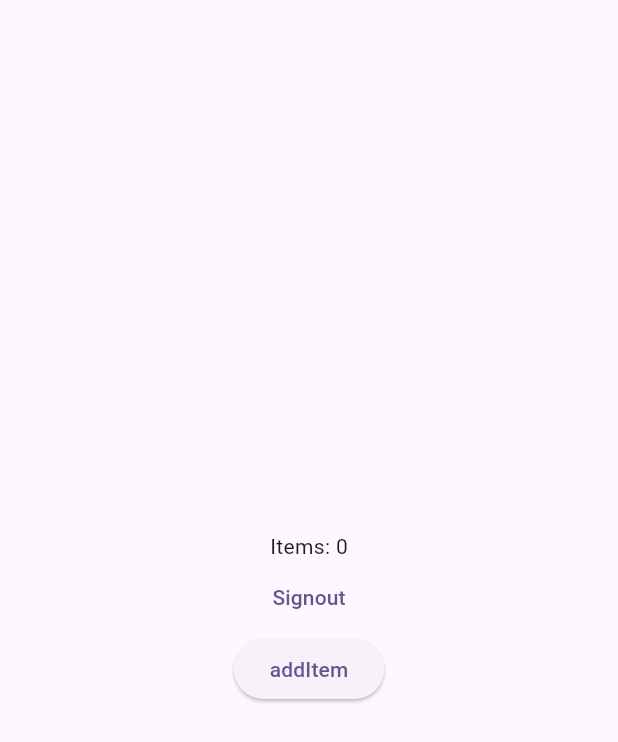
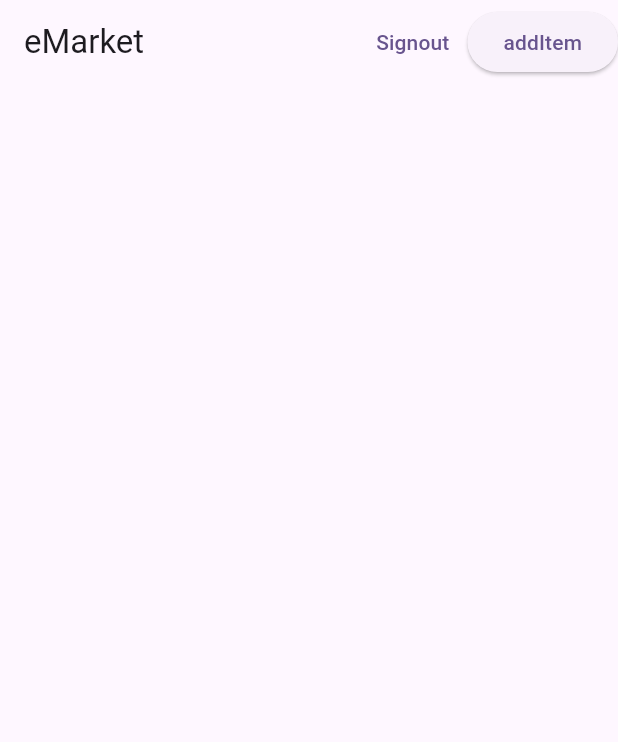
Before and after one commit to Ey-git-hub/emarket, a Flutter app: the screen it shows once a user with an empty profile is signed in, on a phone screen of 412 x 824 dp. Shown: the top 742 px of the screen. Run offline on Flutter 3.47's test engine with Material 3 defaults, Android fonts, the phone set to English and light mode, and no system bars; our stand-ins replace cloud_firestore, firebase_auth, firebase_core, flutter_riverpod, go_router; accounts and stored records are empty.

Commit message:
feat: Update HomeScreen to display items in a grid layout with loading and error handling

```diff
--- a/lib/features/presentation/home_screen.dart
+++ b/lib/features/presentation/home_screen.dart
@@ -1,4 +1,5 @@
 import 'package:emarket/features/auth/providers/auth_provider.dart';
+import 'package:emarket/features/auth/providers/user_provider.dart';
 import 'package:emarket/features/items/providers/items_provider.dart';
 import 'package:flutter/material.dart';
 // import 'package:flutter/src/widgets/framework.dart';
@@ -10,31 +11,79 @@ class HomeScreen extends ConsumerWidget {
   @override
   Widget build(BuildContext context, WidgetRef ref) {
     final itemsAsync = ref.watch(itemStreamProvider);
+    final userAsync = ref.watch(currentUserProvider);
+    // final items=ref.watch(itemStreamProvider);
+    final noContent=Center(child: Text('No items for now'),);
     return Scaffold(
-      body: Center(
-
+      appBar: AppBar(
+        title: Text('eMarket'),
+        actions: [
+          TextButton(
+            onPressed: () {
+              ref.read(authRepositoryProvider).signOut();
+            },
+            child: Text('Signout'),
+          ),
+          ElevatedButton(
+            onPressed: () {
+              context.push('/postItem');
+            },
+            child: Text('addItem'),
+          ),
+        ],
+      ),
+      body: Padding(
+        padding: EdgeInsets.all(3),
         child: SingleChildScrollView(
           padding: EdgeInsets.all(16),
           child: Column(
+            mainAxisAlignment: MainAxisAlignment.start,
             children: [
               itemsAsync.when(
-                data: (data) => Text('Items: ${data.length}'),
-                error: (Object error, StackTrace stackTrace) {
-                  return Text('error $error');
+                data: (item) {
+                  return GridView.builder(
+                    itemCount: item.length,
+                    shrinkWrap: true,
+                    physics: const NeverScrollableScrollPhysics(),
+                    gridDelegate: SliverGridDelegateWithFixedCrossAxisCount(
+                      crossAxisCount: 2,
+                    ),
+                    itemBuilder: ((context, index) {
+                      final i = item[index];
+                      return Card(
+                        child:
+                          Text(
+                            i.name,
+                            style: const TextStyle(
+                              color: Colors.black,
+                              fontSize: 16,
+                            ),
+                          ),
+
+                      );
+                    }),
+                  );
                 },
-                loading: () {
-                  return CircularProgressIndicator();
-                },
+                error: (error, stack) => Text('Error $error'),
+                loading: () =>
+                    Center(child: CircularProgressIndicator(strokeWidth: 4)),
               ),
-              TextButton(
-                onPressed: () {
-                  ref.read(authRepositoryProvider).signOut();
-                },
-                child: Text('Signout'),
-              ),
-              ElevatedButton(onPressed: (){
-                context.push('/postItem');
-              }, child: Text('addItem'))
+
+              // itemsAsync.when(
+              //   data: (data) => Text('Items: ${data.length}'),
+              //   error: (Object error, StackTrace stackTrace) {
+              //     return Text('error $error');
+              //   },
+
+              //   loading: () {
+              //     return CircularProgressIndicator();
+              //   },
+              // ),
+              // userAsync.when(
+              //   data: (user) => Text('Hello, ${user?.name ?? 'no profile'}'),
+              //   loading: () => const CircularProgressIndicator(),
+              //   error: (e, st) => Text('Error: $e'),
+              // ),
             ],
           ),
         ),
```
